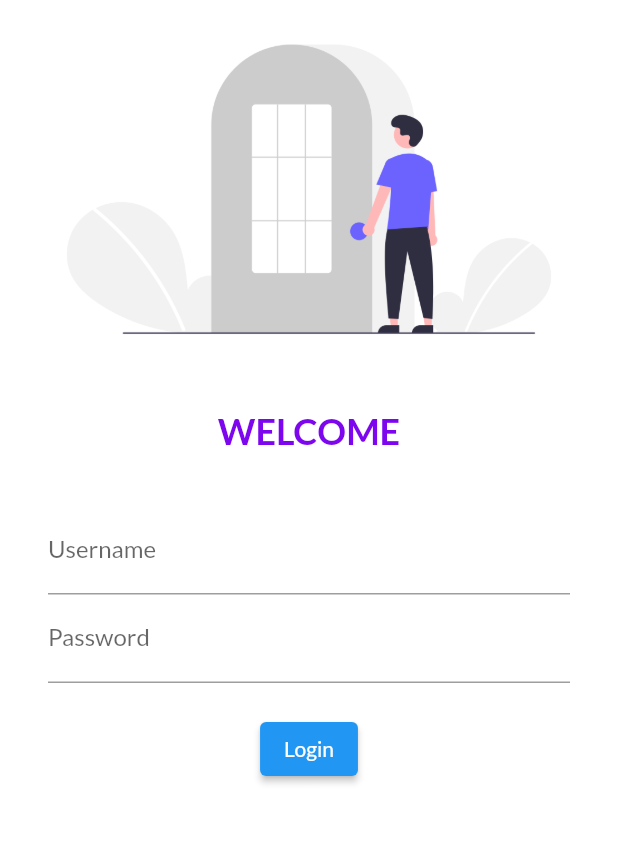
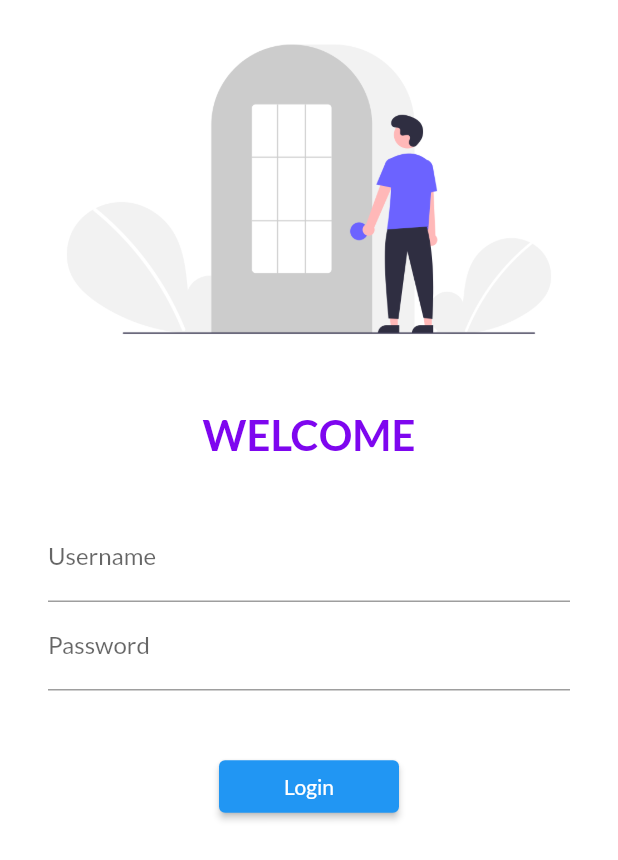
Before and after one commit to Aniruddhagrawal/Learningflutter, a Flutter app: the screen it shows after launch, on a phone screen of 412 x 824 dp. Shown: the top 860 px of the screen. Run offline on Flutter 3.47's test engine with Material 2 defaults, Android fonts, the phone set to English and light mode, and no system bars; our stand-ins replace google_fonts.

Commit message:
day6 completed

```diff
--- a/lib/Pages/login_page.dart
+++ b/lib/Pages/login_page.dart
@@ -1,4 +1,5 @@
 import 'package:flutter/material.dart';
+import 'package:flutter_application_1/utils/routes.dart';
 
 class LoginPage extends StatelessWidget {
   const LoginPage({Key? key}) : super(key: key);
@@ -7,6 +8,7 @@ class LoginPage extends StatelessWidget {
   Widget build(BuildContext context) {
     return Material(
         color: Colors.white,
+        child: SingleChildScrollView(
           child: Column(
             children: [
               Image.asset(
@@ -20,7 +22,7 @@ class LoginPage extends StatelessWidget {
               Text(
                 "WELCOME",
                 style: TextStyle(
-                fontSize: 24,
+                  fontSize: 28,
                   color: Color.fromARGB(255, 126, 6, 239),
                   fontWeight: FontWeight.bold,
                 ),
@@ -29,8 +31,8 @@ class LoginPage extends StatelessWidget {
                 height: 20.0,
               ),
               Padding(
-              padding:
-                  const EdgeInsets.symmetric(vertical: 16.0, horizontal: 32.0),
+                padding: const EdgeInsets.symmetric(
+                    vertical: 16.0, horizontal: 32.0),
                 child: Column(
                   children: [
                     TextFormField(
@@ -47,17 +49,19 @@ class LoginPage extends StatelessWidget {
                       ),
                     ),
                     SizedBox(
-                    height: 20.0,
+                      height: 40.0,
                     ),
                     ElevatedButton(
+                        style: TextButton.styleFrom(minimumSize: Size(120, 35)),
                         onPressed: () {
-                        print("HI ANNI");
+                          Navigator.pushNamed(context, Myroute.homeRoute);
                         },
                         child: Text("Login"))
                   ],
                 ),
               )
             ],
+          ),
         ));
   }
 }
--- a/lib/main.dart
+++ b/lib/main.dart
@@ -1,6 +1,7 @@
 import 'package:flutter/material.dart';
 import 'package:flutter_application_1/Pages/home_page.dart';
 import 'package:flutter_application_1/Pages/login_page.dart';
+import 'package:flutter_application_1/utils/routes.dart';
 import 'package:google_fonts/google_fonts.dart';
 
 void main() {
@@ -26,8 +27,8 @@ class MyApp extends StatelessWidget {
       // initialRoute: "/home",
       routes: {
         "/": (context) => LoginPage(),
-        "/home": (context) => HomePage(),
-        "/login": (context) => LoginPage(),
+        Myroute.homeRoute: (context) => HomePage(),
+        Myroute.loginRoute: (context) => LoginPage(),
       },
     );
   }
--- /dev/null
+++ b/lib/utils/routes.dart
@@ -0,0 +1,4 @@
+class Myroute {
+  static String loginRoute = "/login";
+  static String homeRoute = "/home";
+}
```
Lines whose indentation alone changed are shown as unchanged.
